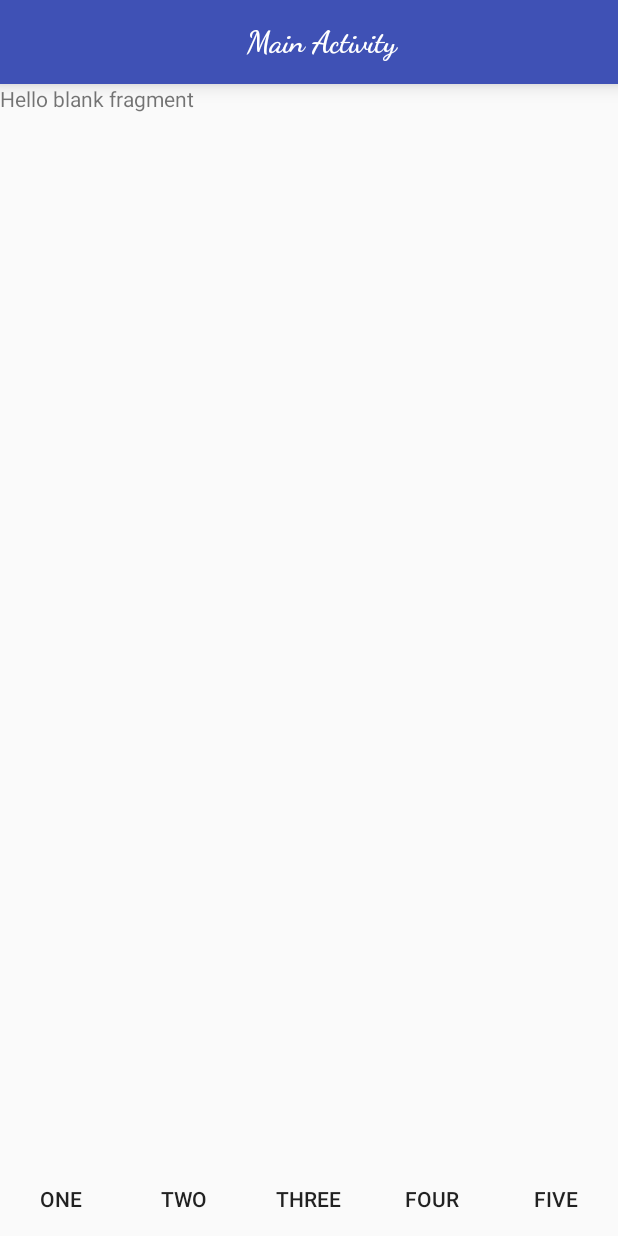
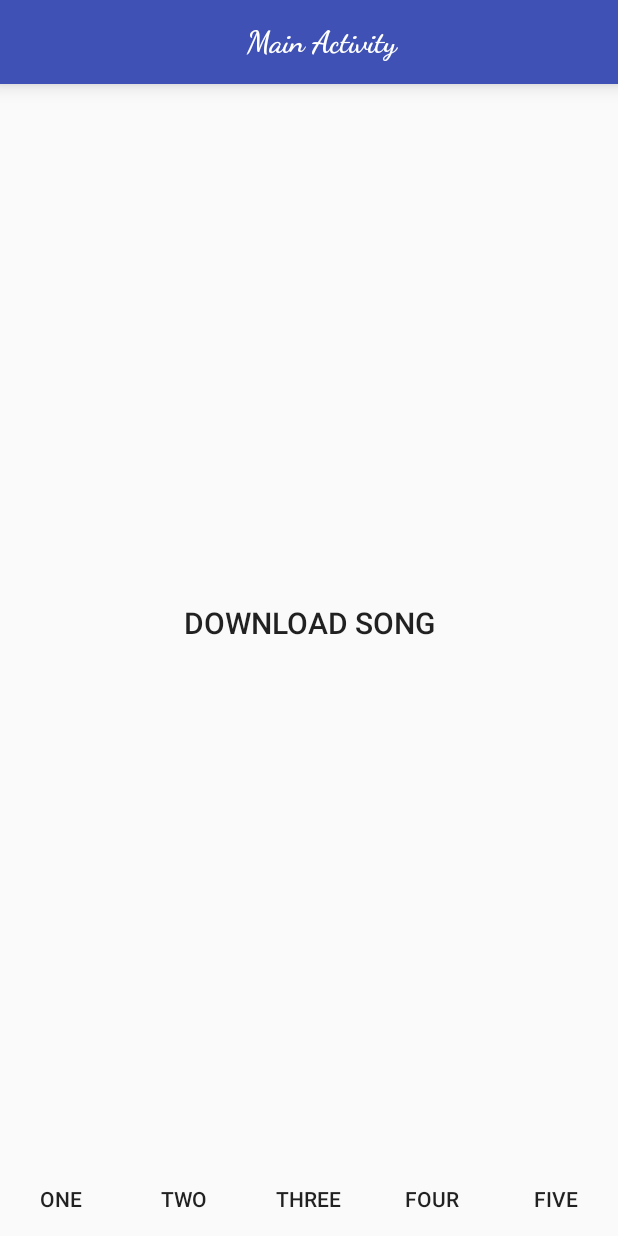
Before and after one commit to robillo/BackgoundComponents, an Android app: the fragment ThreeFragment placed in its activity, on a phone screen of 412 x 824 dp. Run offline under Robolectric (Android 15) with nearby library versions, the phone set to English and light mode, and no system bars.

Commit message:
layout download song

```diff
--- a/app/src/main/java/com/appbusters/robinkamboj/backgoundcomponents/view/fragments/ThreeFragment.java
+++ b/app/src/main/java/com/appbusters/robinkamboj/backgoundcomponents/view/fragments/ThreeFragment.java
@@ -25,7 +25,10 @@ public class ThreeFragment extends Fragment {
                              Bundle savedInstanceState) {
         // Inflate the layout for this fragment
         setRetainInstance(true);
-        return inflater.inflate(R.layout.fragment_three, container, false);
+        View v = inflater.inflate(R.layout.fragment_three, container, false);
+
+
+        return v;
     }
 
 }
--- a/app/src/main/res/layout/fragment_three.xml
+++ b/app/src/main/res/layout/fragment_three.xml
@@ -1,13 +1,17 @@
-<FrameLayout xmlns:android="http://schemas.android.com/apk/res/android"
+<LinearLayout xmlns:android="http://schemas.android.com/apk/res/android"
     xmlns:tools="http://schemas.android.com/tools"
     android:layout_width="match_parent"
     android:layout_height="match_parent"
+    android:orientation="vertical"
     tools:context="com.appbusters.robinkamboj.backgoundcomponents.view.fragments.ThreeFragment">
 
-    <!-- TODO: Update blank fragment layout -->
-    <TextView
+    <Button
         android:layout_width="match_parent"
         android:layout_height="match_parent"
-        android:text="@string/hello_blank_fragment" />
+        android:text="@string/download_song"
+        android:textSize="20sp"
+        android:padding="10sp"
+        android:gravity="center"
+        android:background="?attr/selectableItemBackground" />
 
-</FrameLayout>
+</LinearLayout>
--- a/app/src/main/res/values/strings.xml
+++ b/app/src/main/res/values/strings.xml
@@ -9,4 +9,5 @@
     <string name="please_enter_time_in_seconds">Please Enter Time in Seconds:</string>
     <string name="hint">5</string>
     <string name="start_my_asynctask">Start My AsyncTask</string>
+    <string name="download_song">DOWNLOAD SONG</string>
 </resources>
```
